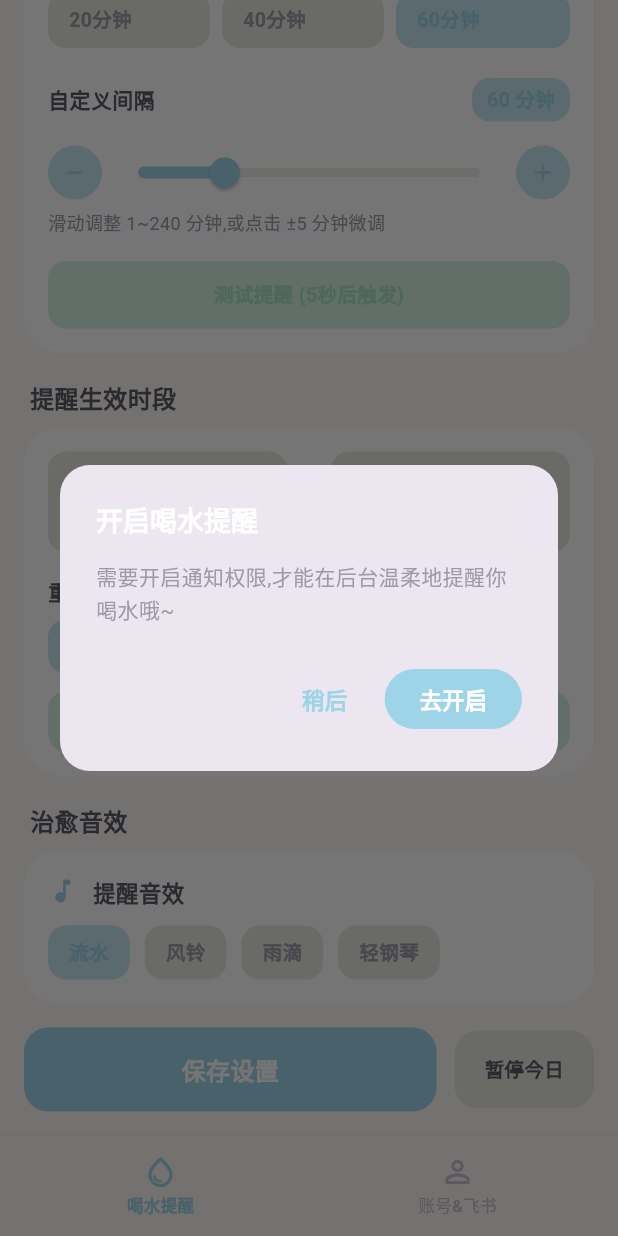
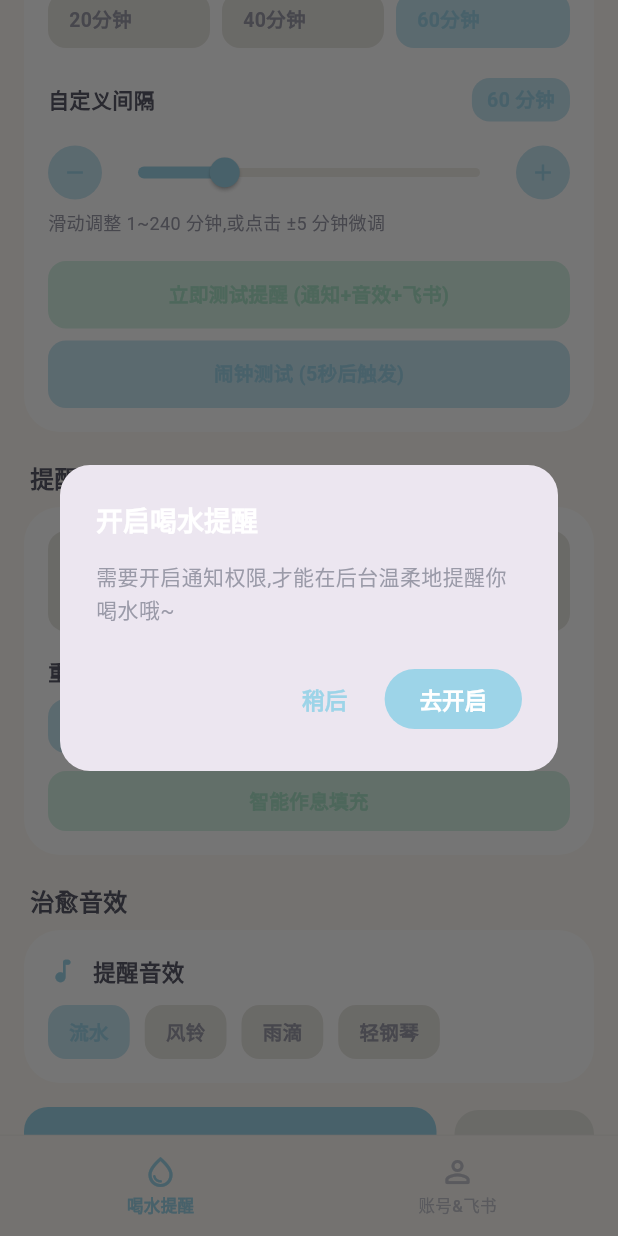
Before and after one commit to kyle1762/drinking, a Flutter app: the screen it shows after launch, scrolled down 576 dp, on a phone screen of 412 x 824 dp. Run offline on Flutter 3.47's test engine with Material 3 defaults, Android fonts, the phone set to English and light mode, and no system bars; our stand-ins replace audioplayers, flutter_local_notifications, permission_handler, shared_preferences, webview_flutter; missing offline and left inert: android_alarm_manager_plus.

Commit message:
diag: 添加立即测试+闹钟测试双按钮+详细日志

```diff
--- a/lib/pages/reminder/reminder_page.dart
+++ b/lib/pages/reminder/reminder_page.dart
@@ -7,6 +7,7 @@ import '../../widgets/common.dart';
 import '../../dialogs.dart';
 import '../../services/alarm_service.dart';
 import '../../services/audio_service.dart';
+import '../../services/notification_service.dart';
 import '../stats/stats_page.dart';
 
 class ReminderPage extends StatelessWidget {
@@ -266,12 +267,12 @@ class _LoopReminder extends StatelessWidget {
             const Text('滑动调整 1~240 分钟,或点击 ±5 分钟微调',
                 style: TextStyle(color: AppColors.textSecondary, fontSize: 12)),
             const SizedBox(height: 16),
-            // 测试提醒按钮:5秒后触发一次闹钟,用于验证闹钟机制是否正常
+            // 立即测试:直接触发通知+音效+飞书(不经过闹钟调度)
             SizedBox(
               width: double.infinity,
               child: RippleButton(
-                onTap: () {
-                  AlarmService.scheduleTest();
+                onTap: () async {
+                  await NotificationService.onTestAlarmFired();
                 },
                 borderRadius: AppThemeRadius.s,
                 child: Container(
@@ -281,9 +282,38 @@ class _LoopReminder extends StatelessWidget {
                     borderRadius: BorderRadius.circular(AppThemeRadius.s),
                   ),
                   alignment: Alignment.center,
-                  child: const Text('测试提醒 (5秒后触发)',
+                  child: const Text('立即测试提醒 (通知+音效+飞书)',
                       style: TextStyle(
                           color: AppColors.mintDeep,
+                          fontSize: 13,
+                          fontWeight: FontWeight.w600)),
+                ),
+              ),
+            ),
+            const SizedBox(height: 8),
+            // 闹钟测试:5秒后通过闹钟调度触发(验证闹钟机制)
+            SizedBox(
+              width: double.infinity,
+              child: RippleButton(
+                onTap: () async {
+                  try {
+                    final ok = await AlarmService.scheduleTest();
+                    debugPrint('[TestBtn] scheduleTest 返回: $ok');
+                  } catch (e) {
+                    debugPrint('[TestBtn] scheduleTest 异常: $e');
+                  }
+                },
+                borderRadius: AppThemeRadius.s,
+                child: Container(
+                  padding: const EdgeInsets.symmetric(vertical: 12),
+                  decoration: BoxDecoration(
+                    color: AppColors.softBlue,
+                    borderRadius: BorderRadius.circular(AppThemeRadius.s),
+                  ),
+                  alignment: Alignment.center,
+                  child: const Text('闹钟测试 (5秒后触发)',
+                      style: TextStyle(
+                          color: AppColors.softBlueDeep,
                           fontSize: 13,
                           fontWeight: FontWeight.w600)),
                 ),
--- a/lib/services/alarm_service.dart
+++ b/lib/services/alarm_service.dart
@@ -1,3 +1,4 @@
+import 'package:flutter/foundation.dart';
 import 'package:android_alarm_manager_plus/android_alarm_manager_plus.dart';
 import 'package:shared_preferences/shared_preferences.dart';
 import 'notification_service.dart';
@@ -20,24 +21,32 @@ class AlarmService {
   /// 初始化闹钟服务(主 isolate 中调用一次)
   static Future<void> init() async {
     if (_initialized) return;
+    debugPrint('[AlarmService] 初始化 AndroidAlarmManager...');
+    try {
       await AndroidAlarmManager.initialize();
       _initialized = true;
+      debugPrint('[AlarmService] 初始化成功');
+    } catch (e) {
+      debugPrint('[AlarmService] 初始化失败: $e');
+    }
   }
 
   /// 注册循环提醒(用 oneShot 实现,回调中自动重新注册下一次)
   /// [intervalMinutes] 间隔分钟数
-  static Future<void> scheduleLoop(int intervalMinutes) async {
+  static Future<bool> scheduleLoop(int intervalMinutes) async {
     await cancelLoop();
-    if (intervalMinutes <= 0) return;
+    if (intervalMinutes <= 0) return false;
     // 保存间隔到 SharedPreferences,供回调中重新注册时读取
     final prefs = await SharedPreferences.getInstance();
     await prefs.setInt(kLoopInterval, intervalMinutes);
-    await _scheduleNextLoop(intervalMinutes);
+    return _scheduleNextLoop(intervalMinutes);
   }
 
   /// 注册下一次循环闹钟
-  static Future<void> _scheduleNextLoop(int intervalMinutes) async {
-    await AndroidAlarmManager.oneShot(
+  static Future<bool> _scheduleNextLoop(int intervalMinutes) async {
+    debugPrint('[AlarmService] 注册循环闹钟: $intervalMinutes 分钟后');
+    try {
+      final ok = await AndroidAlarmManager.oneShot(
         Duration(minutes: intervalMinutes),
         loopAlarmId,
         loopAlarmCallback,
@@ -46,6 +55,12 @@ class AlarmService {
         exact: true,
         allowWhileIdle: true,
       );
+      debugPrint('[AlarmService] 循环闹钟注册结果: $ok');
+      return ok;
+    } catch (e) {
+      debugPrint('[AlarmService] 循环闹钟注册异常: $e');
+      return false;
+    }
   }
 
   /// 从 SharedPreferences 读取间隔并重新注册下一次循环闹钟
@@ -81,8 +96,11 @@ class AlarmService {
   }
 
   /// 测试提醒:5秒后触发一次闹钟,用于验证闹钟机制是否正常
-  static Future<void> scheduleTest() async {
-    await AndroidAlarmManager.oneShot(
+  /// 返回 true 表示注册成功
+  static Future<bool> scheduleTest() async {
+    debugPrint('[AlarmService] 注册测试闹钟: 5秒后触发');
+    try {
+      final ok = await AndroidAlarmManager.oneShot(
         const Duration(seconds: 5),
         999,
         testAlarmCallback,
@@ -90,6 +108,12 @@ class AlarmService {
         exact: true,
         allowWhileIdle: true,
       );
+      debugPrint('[AlarmService] 测试闹钟注册结果: $ok');
+      return ok;
+    } catch (e) {
+      debugPrint('[AlarmService] 测试闹钟注册异常: $e');
+      return false;
+    }
   }
 
   /// 取消所有提醒
@@ -104,6 +128,7 @@ class AlarmService {
 /// 循环提醒的顶层回调函数(必须为 public 顶层函数,带 vm:entry-point 注解)
 @pragma('vm:entry-point')
 void loopAlarmCallback(int id, Map<String, dynamic>? params) async {
+  debugPrint('[AlarmCallback] 循环闹钟回调触发, id=$id');
   // 执行提醒逻辑(通知+音效+飞书)
   await NotificationService.onAlarmFired(id);
   // 无论是否执行提醒(可能被免打扰拦截),都重新注册下一次,确保循环不中断
@@ -113,11 +138,13 @@ void loopAlarmCallback(int id, Map<String, dynamic>? params) async {
 /// 单次提醒的顶层回调函数
 @pragma('vm:entry-point')
 void singleAlarmCallback(int id, Map<String, dynamic>? params) async {
+  debugPrint('[AlarmCallback] 单次闹钟回调触发, id=$id');
   await NotificationService.onAlarmFired(id);
 }
 
 /// 测试提醒的顶层回调函数(跳过时段/免打扰检查,直接执行提醒)
 @pragma('vm:entry-point')
 void testAlarmCallback(int id, Map<String, dynamic>? params) async {
+  debugPrint('[AlarmCallback] 测试闹钟回调触发, id=$id');
   await NotificationService.onTestAlarmFired();
 }
```
Lines whose indentation alone changed are shown as unchanged.
